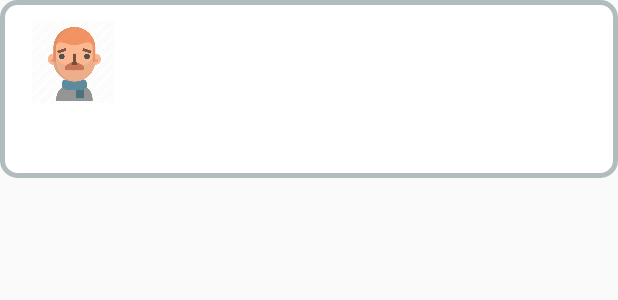
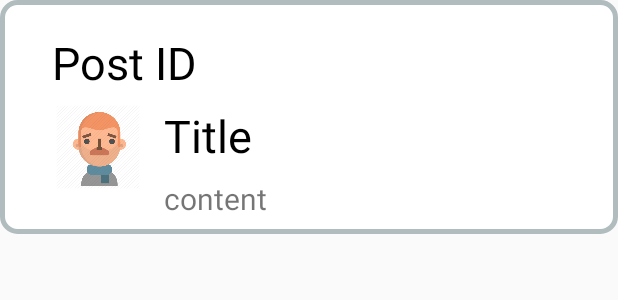
Before and after one commit to akash2237778/UPES-CSI, an Android app: the layout my_text_view.xml on its own in the app's theme, with its tools: preview values and no code run, on a phone screen of 412 x 824 dp. Shown: the top 300 px of the screen. Run offline under Robolectric (Android 15) with nearby library versions, the phone set to English and light mode, and no system bars.

Commit message:
Recycler Child call code skelton designed

```diff
--- a/app/src/main/res/layout/my_text_view.xml
+++ b/app/src/main/res/layout/my_text_view.xml
@@ -11,50 +11,63 @@
         android:id="@+id/imageView2"
         android:layout_width="61dp"
         android:layout_height="56dp"
-        android:layout_marginStart="8dp"
-        android:layout_marginLeft="8dp"
         android:layout_marginTop="8dp"
         android:src="@drawable/emoji"
-        app:layout_constraintStart_toStartOf="parent"
-        app:layout_constraintTop_toTopOf="parent" />
+        app:layout_constraintStart_toStartOf="@+id/PidtextView"
+        app:layout_constraintTop_toBottomOf="@+id/PidtextView" />
 
     <TextView
         android:id="@+id/TitletextView"
         android:layout_width="wrap_content"
         android:layout_height="wrap_content"
-        android:layout_marginStart="20dp"
-        android:layout_marginLeft="20dp"
-        android:layout_marginBottom="8dp"
+        android:layout_marginTop="8dp"
         android:textColor="@android:color/black"
         android:textSize="30sp"
-        app:layout_constraintBottom_toTopOf="@+id/textView2"
+        app:layout_constraintEnd_toEndOf="parent"
+        app:layout_constraintHorizontal_bias="0.054"
         app:layout_constraintStart_toEndOf="@+id/imageView2"
-        app:layout_constraintTop_toTopOf="@+id/imageView2"
-        app:layout_constraintVertical_bias="0.258"
-        tools:text="@tools:sample/full_names" />
+        app:layout_constraintTop_toBottomOf="@+id/PidtextView"
+        tools:text="Title" />
+
+    <TextView
+        android:id="@+id/PidtextView"
+        android:layout_width="wrap_content"
+        android:layout_height="wrap_content"
+        android:layout_marginTop="16dp"
+        android:textColor="@android:color/black"
+        android:textSize="30sp"
+        app:layout_constraintEnd_toEndOf="parent"
+        app:layout_constraintHorizontal_bias="0.083"
+        app:layout_constraintStart_toStartOf="parent"
+        app:layout_constraintTop_toTopOf="parent"
+        tools:text="Post ID" />
 
     <TextView
         android:id="@+id/textView2"
         android:layout_width="0dp"
         android:layout_height="wrap_content"
-        android:layout_marginStart="8dp"
-        android:layout_marginTop="76dp"
+        android:layout_marginTop="8dp"
         android:layout_marginEnd="8dp"
         android:textSize="20sp"
         app:layout_constraintEnd_toEndOf="parent"
-        app:layout_constraintHorizontal_bias="0.483"
-        app:layout_constraintStart_toEndOf="@+id/imageView2"
-        app:layout_constraintTop_toTopOf="parent"
-        tools:text="@tools:sample/lorem[4:10]" />
+        app:layout_constraintHorizontal_bias="0.0"
+        app:layout_constraintStart_toStartOf="@+id/TitletextView"
+        app:layout_constraintTop_toBottomOf="@+id/TitletextView"
+        tools:text="content" />
 
     <TextView
         android:id="@+id/CreatedAtTextView"
         android:layout_width="wrap_content"
         android:layout_height="wrap_content"
+        android:layout_marginTop="8dp"
         android:layout_marginEnd="8dp"
         android:layout_marginRight="8dp"
+        app:layout_constraintBottom_toBottomOf="parent"
         app:layout_constraintEnd_toEndOf="parent"
-        app:layout_constraintTop_toTopOf="@+id/imageView2"
+        app:layout_constraintHorizontal_bias="1.0"
+        app:layout_constraintStart_toStartOf="parent"
+        app:layout_constraintTop_toTopOf="parent"
+        app:layout_constraintVertical_bias="0.014"
         tools:text="@tools:sample/date/hhmm" />
 
 </android.support.constraint.ConstraintLayout>
```
Also changed, not shown: app/src/main/java/com/example/googleauth/FormActivity.java (+41 -5 lines), app/src/main/java/com/example/googleauth/MyAdapter.java (+24 -32 lines), app/src/main/java/com/example/googleauth/RecyclerViewList.java (+41 -3 lines).
